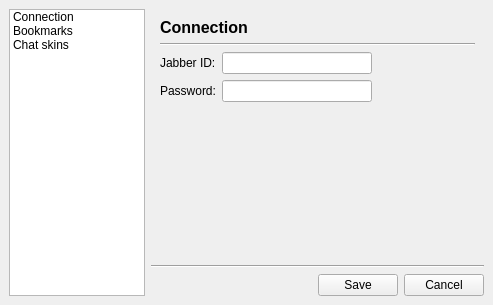
Old version of the form preferences.ui in the repository xmpp-graveyard/jabbim.
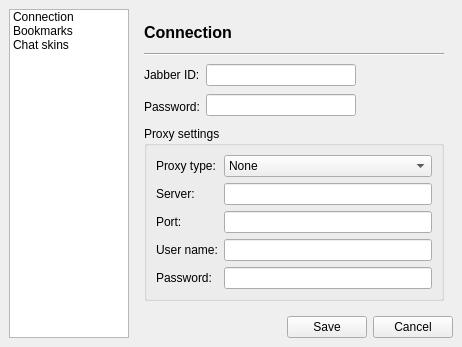
New version of the form. The open tabs and pages were chosen to show the change. Icons and pictures are not drawn.

```diff
--- a/preferences.ui
+++ b/preferences.ui
@@ -5,8 +5,8 @@
    <rect>
     <x>0</x>
     <y>0</y>
-    <width>493</width>
-    <height>305</height>
+    <width>462</width>
+    <height>347</height>
    </rect>
   </property>
   <property name="windowTitle" >
@@ -22,7 +22,7 @@
    <property name="spacing" >
     <number>6</number>
    </property>
-   <item row="0" column="1" colspan="3" >
+   <item row="0" column="1" colspan="2" >
     <widget class="QStackedWidget" name="stackedWidget" >
      <property name="currentIndex" >
       <number>1</number>
@@ -35,15 +35,15 @@
        <property name="spacing" >
         <number>6</number>
        </property>
-       <item row="3" column="0" >
+       <item row="3" column="1" >
         <spacer>
          <property name="orientation" >
-          <enum>Qt::Vertical</enum>
+          <enum>Qt::Horizontal</enum>
          </property>
          <property name="sizeHint" >
           <size>
-           <width>20</width>
-           <height>91</height>
+           <width>111</width>
+           <height>20</height>
           </size>
          </property>
         </spacer>
@@ -65,7 +65,7 @@
          </property>
         </widget>
        </item>
-       <item row="2" column="0" >
+       <item rowspan="2" row="2" column="0" >
         <layout class="QHBoxLayout" >
          <property name="margin" >
           <number>0</number>
@@ -132,18 +132,125 @@
          </item>
         </layout>
        </item>
-       <item row="2" column="1" >
-        <spacer>
-         <property name="orientation" >
-          <enum>Qt::Horizontal</enum>
+       <item row="4" column="0" colspan="2" >
+        <widget class="QGroupBox" name="groupBox" >
+         <property name="title" >
+          <string>Proxy settings</string>
          </property>
-         <property name="sizeHint" >
-          <size>
-           <width>111</width>
-           <height>20</height>
-          </size>
-         </property>
-        </spacer>
+         <layout class="QGridLayout" >
+          <property name="margin" >
+           <number>9</number>
+          </property>
+          <property name="spacing" >
+           <number>6</number>
+          </property>
+          <item row="0" column="0" >
+           <layout class="QHBoxLayout" >
+            <property name="margin" >
+             <number>0</number>
+            </property>
+            <property name="spacing" >
+             <number>6</number>
+            </property>
+            <item>
+             <layout class="QVBoxLayout" >
+              <property name="margin" >
+               <number>0</number>
+              </property>
+              <property name="spacing" >
+               <number>6</number>
+              </property>
+              <item>
+               <widget class="QLabel" name="label_6" >
+                <property name="text" >
+                 <string>Proxy type:</string>
+                </property>
+               </widget>
+              </item>
+              <item>
+               <widget class="QLabel" name="label_9" >
+                <property name="text" >
+                 <string>Server:</string>
+                </property>
+               </widget>
+              </item>
+              <item>
+               <widget class="QLabel" name="label_10" >
+                <property name="text" >
+                 <string>Port:</string>
+                </property>
+               </widget>
+              </item>
+              <item>
+               <widget class="QLabel" name="label_7" >
+                <property name="text" >
+                 <string>User name:</string>
+                </property>
+               </widget>
+              </item>
+              <item>
+               <widget class="QLabel" name="label_8" >
+                <property name="text" >
+                 <string>Password:</string>
+                </property>
+               </widget>
+              </item>
+             </layout>
+            </item>
+            <item>
+             <layout class="QVBoxLayout" >
+              <property name="margin" >
+               <number>0</number>
+              </property>
+              <property name="spacing" >
+               <number>6</number>
+              </property>
+              <item>
+               <widget class="QComboBox" name="proxy_type" >
+                <item>
+                 <property name="text" >
+                  <string>None</string>
+                 </property>
+                </item>
+                <item>
+                 <property name="text" >
+                  <string>HTTP Proxy</string>
+                 </property>
+                </item>
+                <item>
+                 <property name="text" >
+                  <string>SOCKS4</string>
+                 </property>
+                </item>
+                <item>
+                 <property name="text" >
+                  <string>SOCKS5</string>
+                 </property>
+                </item>
+               </widget>
+              </item>
+              <item>
+               <widget class="QLineEdit" name="proxy_server" />
+              </item>
+              <item>
+               <widget class="QLineEdit" name="proxy_port" />
+              </item>
+              <item>
+               <widget class="QLineEdit" name="proxy_username" />
+              </item>
+              <item>
+               <widget class="QLineEdit" name="proxy_password" >
+                <property name="echoMode" >
+                 <enum>QLineEdit::Password</enum>
+                </property>
+               </widget>
+              </item>
+             </layout>
+            </item>
+           </layout>
+          </item>
+         </layout>
+        </widget>
        </item>
       </layout>
      </widget>
@@ -283,20 +390,32 @@
      </widget>
     </widget>
    </item>
-   <item row="2" column="1" >
-    <spacer>
-     <property name="orientation" >
-      <enum>Qt::Horizontal</enum>
-     </property>
-     <property name="sizeHint" >
+   <item rowspan="2" row="0" column="0" >
+    <widget class="QListWidget" name="listWidget" >
+     <property name="maximumSize" >
       <size>
-       <width>141</width>
-       <height>20</height>
+       <width>150</width>
+       <height>16777215</height>
       </size>
      </property>
-    </spacer>
+     <item>
+      <property name="text" >
+       <string>Connection</string>
+      </property>
+     </item>
+     <item>
+      <property name="text" >
+       <string>Bookmarks</string>
+      </property>
+     </item>
+     <item>
+      <property name="text" >
+       <string>Chat skins</string>
+      </property>
+     </item>
+    </widget>
    </item>
-   <item row="2" column="3" >
+   <item row="1" column="2" >
     <layout class="QHBoxLayout" >
      <property name="margin" >
       <number>0</number>
@@ -320,37 +439,18 @@
      </item>
     </layout>
    </item>
-   <item rowspan="3" row="0" column="0" >
-    <widget class="QListWidget" name="listWidget" >
-     <property name="maximumSize" >
-      <size>
-       <width>150</width>
-       <height>16777215</height>
-      </size>
-     </property>
-     <item>
-      <property name="text" >
-       <string>Connection</string>
-      </property>
-     </item>
-     <item>
-      <property name="text" >
-       <string>Bookmarks</string>
-      </property>
-     </item>
-     <item>
-      <property name="text" >
-       <string>Chat skins</string>
-      </property>
-     </item>
-    </widget>
-   </item>
-   <item row="1" column="1" colspan="3" >
-    <widget class="Line" name="line_2" >
+   <item row="1" column="1" >
+    <spacer>
      <property name="orientation" >
       <enum>Qt::Horizontal</enum>
      </property>
-    </widget>
+     <property name="sizeHint" >
+      <size>
+       <width>141</width>
+       <height>20</height>
+      </size>
+     </property>
+    </spacer>
    </item>
   </layout>
  </widget>
```
Left out of the diff: 4 changed lines with no effect on the pictures.
